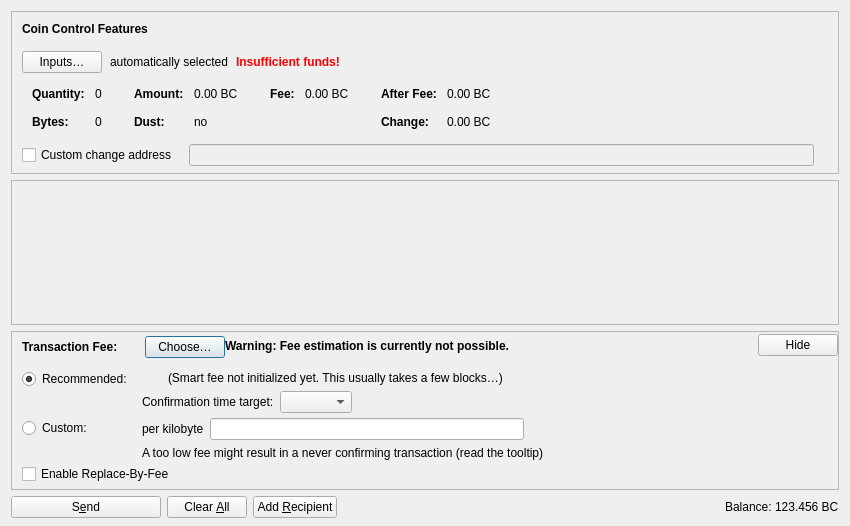
The window that src/qt/forms/sendcoinsdialog.ui (bLeYeNk/X1Coin) describes before a commit, drawn with Qt 5.
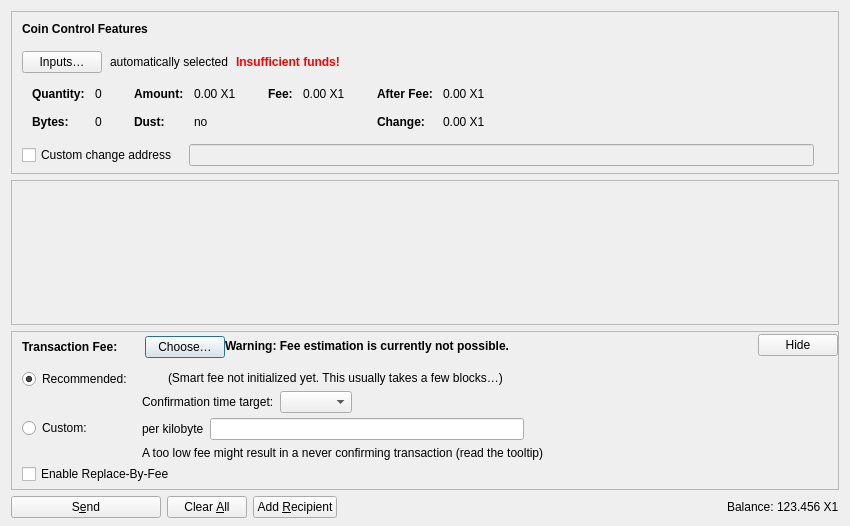
The same window after the commit. Icons and pictures are not drawn. Custom widgets are drawn as their Qt base class.

The edit to the form file:
```diff
--- a/src/qt/forms/sendcoinsdialog.ui
+++ b/src/qt/forms/sendcoinsdialog.ui
@@ -324,7 +324,7 @@
                   <enum>Qt::ActionsContextMenu</enum>
                  </property>
                  <property name="text">
-                  <string notr="true">0.00 BC</string>
+                  <string notr="true">0.00 X1</string>
                  </property>
                  <property name="textInteractionFlags">
                   <set>Qt::LinksAccessibleByMouse|Qt::TextSelectableByKeyboard|Qt::TextSelectableByMouse</set>
@@ -404,7 +404,7 @@
                   <enum>Qt::ActionsContextMenu</enum>
                  </property>
                  <property name="text">
-                  <string notr="true">0.00 BC</string>
+                  <string notr="true">0.00 X1</string>
                  </property>
                  <property name="textInteractionFlags">
                   <set>Qt::LinksAccessibleByMouse|Qt::TextSelectableByKeyboard|Qt::TextSelectableByMouse</set>
@@ -455,7 +455,7 @@
                   <enum>Qt::ActionsContextMenu</enum>
                  </property>
                  <property name="text">
-                  <string notr="true">0.00 BC</string>
+                  <string notr="true">0.00 X1</string>
                  </property>
                  <property name="textInteractionFlags">
                   <set>Qt::LinksAccessibleByMouse|Qt::TextSelectableByKeyboard|Qt::TextSelectableByMouse</set>
@@ -484,7 +484,7 @@
                   <enum>Qt::ActionsContextMenu</enum>
                  </property>
                  <property name="text">
-                  <string notr="true">0.00 BC</string>
+                  <string notr="true">0.00 X1</string>
                  </property>
                  <property name="textInteractionFlags">
                   <set>Qt::LinksAccessibleByMouse|Qt::TextSelectableByKeyboard|Qt::TextSelectableByMouse</set>
@@ -1214,7 +1214,7 @@
           <cursorShape>IBeamCursor</cursorShape>
          </property>
          <property name="text">
-          <string notr="true">123.456 BC</string>
+          <string notr="true">123.456 X1</string>
          </property>
          <property name="textInteractionFlags">
           <set>Qt::LinksAccessibleByMouse|Qt::TextSelectableByKeyboard|Qt::TextSelectableByMouse</set>
```
Left out of the diff: 16 changed lines with no effect on the pictures.
